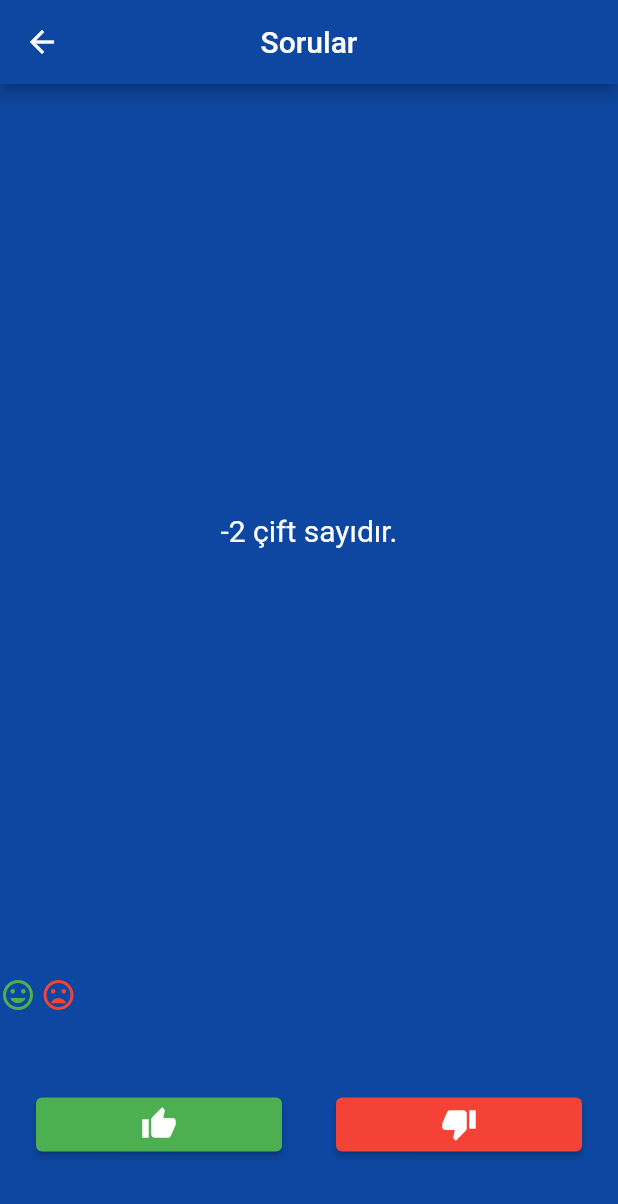
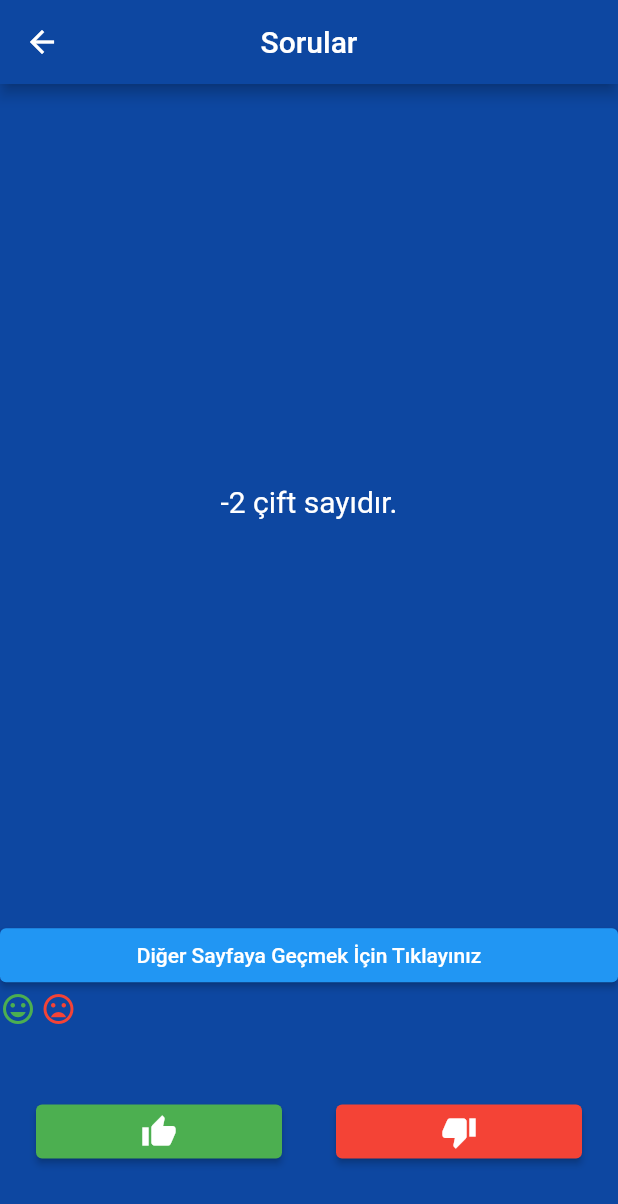
Before and after one commit to danieloampah/Basic_Questions_Quiz, a Flutter app: the SoruSayfasi screen opened directly, after a tap on the "thumb up" icon, after a tap on the "thumb down" icon, on a phone screen of 412 x 824 dp. Shown: the top 1204 px of the screen. Run offline on Flutter 3.47's test engine with Material 2 defaults, Android fonts, the phone set to English and light mode, and no system bars.

Commit message:
OOP kavramları

```diff
--- a/lib/questionsPage.dart
+++ b/lib/questionsPage.dart
@@ -1,3 +1,4 @@
+import 'package:bilgi_yarismasi/lastPage.dart';
 import 'package:flutter/material.dart';
 
 import 'constants.dart';
@@ -13,9 +14,8 @@ class SoruSayfasi extends StatefulWidget {
 
 class _SoruSayfasiState extends State<SoruSayfasi> {
   List<Widget> answer = [];
-  TestData test_1 = TestData();
+  QuestionData test_1 = QuestionData();
 
-  int soruIndex = 0;
   @override
   Widget build(BuildContext context) {
     return Scaffold(
@@ -35,13 +35,16 @@ class _SoruSayfasiState extends State<SoruSayfasi> {
               padding: EdgeInsets.all(10),
               child: Center(
                 child: Text(
-                  test_1.questionBank[soruIndex].questionText,
+                  test_1.getQuestionText(),
                   textAlign: TextAlign.center,
                   style: TextStyle(fontSize: 20, color: Colors.white),
                 ),
               ),
             ),
           ),
+          ElevatedButton(onPressed: (){
+            Navigator.push(context, MaterialPageRoute(builder: (context) => LastPage()),);
+          }, child: Text("Diğer Sayfaya Geçmek İçin Tıklayınız"),),
           Wrap(
             //Wrap: Taşmaları önlemek amacıyla kullanılır. Taşacak olan widget'ı bir alt satıra indirir.
             spacing: 3,
@@ -61,18 +64,12 @@ class _SoruSayfasiState extends State<SoruSayfasi> {
                         padding: const EdgeInsets.all(12),
                         child: ElevatedButton(
                           onPressed: () {
-                            bool trueAnswer =
-                                test_1.questionBank[soruIndex].questionAnswer;
+                            bool trueAnswer = test_1.getQuestionAnswer();
                             setState(() {
-                              /* if (trueAnswer == true) {
-                                answer.add(kTrueAnswer);
-                              } else {
-                                answer.add(kFalseAnswer);
-                              }*/
                               trueAnswer == true
                                   ? answer.add(kTrueAnswer)
                                   : answer.add(kFalseAnswer);
-                              soruIndex++;
+                              test_1.nextQuestion();
                             });
                           },
                           child: Icon(Icons.thumb_up),
@@ -90,13 +87,12 @@ class _SoruSayfasiState extends State<SoruSayfasi> {
                         padding: EdgeInsets.all(12),
                         child: ElevatedButton(
                           onPressed: () {
-                            bool falseAnswer =
-                                test_1.questionBank[soruIndex].questionAnswer;
+                            bool falseAnswer = test_1.getQuestionAnswer();
                             setState(() {
                               falseAnswer == false
                                   ? answer.add(kTrueAnswer)
                                   : answer.add(kFalseAnswer);
-                              soruIndex++;
+                              test_1.nextQuestion();
                             });
                           },
                           child: Icon(Icons.thumb_down),
--- a/lib/test_data.dart
+++ b/lib/test_data.dart
@@ -1,10 +1,14 @@
+import 'package:bilgi_yarismasi/lastPage.dart';
+import 'package:bilgi_yarismasi/main.dart';
 import 'questionClass.dart';
 
-class TestData{
-  List<Question> questionBank = [
+class QuestionData {
+  int _questionIndex = 0;
+  LastPage lastPage = const LastPage();
+  List<Question> _questionBank = [
     Question(
         questionText:
-        "Havaya atılan bir madeni paranın tura gelme ihtimali 1/2'dir.",
+            "Havaya atılan bir madeni paranın tura gelme ihtimali 1/2'dir.",
         questionAnswer: true),
     Question(
         questionText: "Q klavyede Q harfinin sağ yanında W harfi vardır",
@@ -27,7 +31,7 @@ class TestData{
     Question(
         questionText: "Noktainazar trafik polisi anlamına gelen bir kelimedir.",
         questionAnswer: false),
-    Question(
+    /*Question(
         questionText: "Hakkari, güneydoğu anadolu bölgesi'ndedir.",
         questionAnswer: false),
     Question(
@@ -40,7 +44,7 @@ class TestData{
         questionAnswer: false),
     Question(
         questionText:
-        "İtalya'da Bir Türk Sevdim romanındaki Türk'ün adı Mehmet'tir.",
+            "İtalya'da Bir Türk Sevdim romanındaki Türk'ün adı Mehmet'tir.",
         questionAnswer: true),
     Question(
         questionText: "Balonla Beş Hafta kitabında gezilen kıta Asya'dır.",
@@ -50,11 +54,24 @@ class TestData{
         questionAnswer: true),
     Question(
         questionText:
-        "Su deniz seviyesinde 100 derecenin altında buharlaşabilir.",
+            "Su deniz seviyesinde 100 derecenin altında buharlaşabilir.",
         questionAnswer: true),
     Question(
         questionText: "Karbonatın yapısında karbon bulunmaz",
-        questionAnswer: false),
+        questionAnswer: false),*/
   ];
 
+  String getQuestionText() {
+    return _questionBank[_questionIndex].questionText;
+  }
+
+  bool getQuestionAnswer() {
+    return _questionBank[_questionIndex].questionAnswer;
+  }
+
+  void nextQuestion() {
+    if (_questionIndex + 1 < _questionBank.length) {
+      _questionIndex++;
+    }
+  }
 }
```
Also changed, not shown: lib/lastPage.dart (added, +36 -0 lines).
